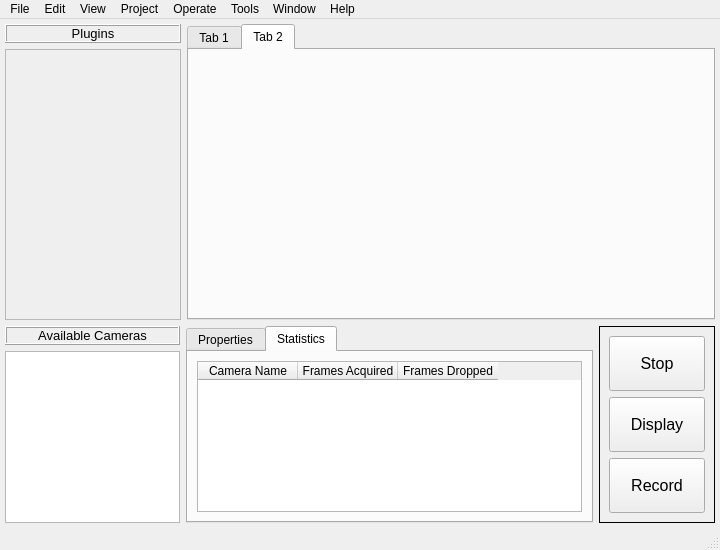
First picture: the form in UI/design/mainWindow.ui, repository nathanielnyema/rataGUI, before the edit.
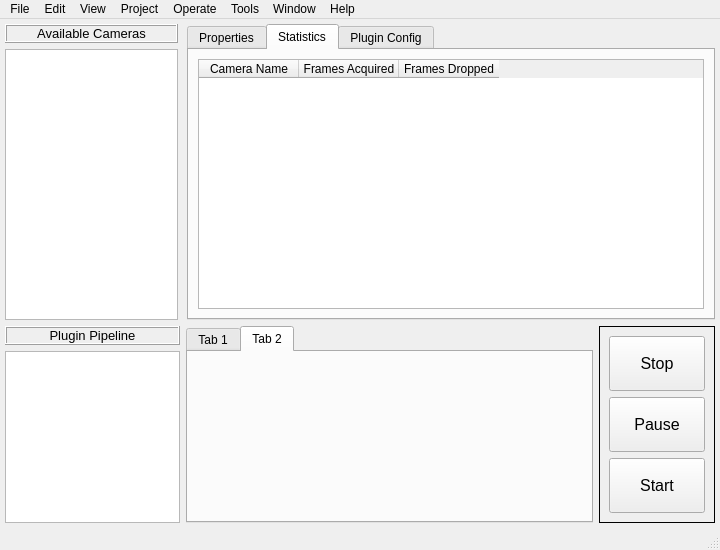
Second picture: the form after the edit. The open tabs and pages were chosen to show the change.

What changed in the file:
```diff
--- a/UI/design/mainWindow.ui
+++ b/UI/design/mainWindow.ui
@@ -34,81 +34,12 @@
      <number>5</number>
     </property>
     <item>
-     <layout class="QHBoxLayout" name="pluginControl" stretch="1,3">
-      <item>
-       <layout class="QVBoxLayout" name="pluginListLayout">
-        <item>
-         <widget class="QLabel" name="pluginListLabel">
-          <property name="font">
-           <font>
-            <pointsize>10</pointsize>
-           </font>
-          </property>
-          <property name="frameShape">
-           <enum>QFrame::Box</enum>
-          </property>
-          <property name="frameShadow">
-           <enum>QFrame::Raised</enum>
-          </property>
-          <property name="text">
-           <string>Plugins</string>
-          </property>
-          <property name="alignment">
-           <set>Qt::AlignCenter</set>
-          </property>
-         </widget>
-        </item>
-        <item>
-         <widget class="QScrollArea" name="pluginListArea">
-          <property name="widgetResizable">
-           <bool>true</bool>
-          </property>
-          <widget class="QWidget" name="plugin_list">
-           <property name="geometry">
-            <rect>
-             <x>0</x>
-             <y>0</y>
-             <width>172</width>
-             <height>273</height>
-            </rect>
-           </property>
-          </widget>
-         </widget>
-        </item>
-       </layout>
-      </item>
-      <item>
-       <widget class="QTabWidget" name="plugins">
-        <property name="currentIndex">
-         <number>1</number>
-        </property>
-        <widget class="QWidget" name="tab1">
-         <attribute name="title">
-          <string>Tab 1</string>
-         </attribute>
-        </widget>
-        <widget class="QWidget" name="tab2">
-         <attribute name="title">
-          <string>Tab 2</string>
-         </attribute>
-        </widget>
-       </widget>
-      </item>
-     </layout>
-    </item>
-    <item>
-     <layout class="QHBoxLayout" name="camControl" stretch="3,7,2">
-      <property name="sizeConstraint">
-       <enum>QLayout::SetMinimumSize</enum>
-      </property>
-      <property name="leftMargin">
-       <number>0</number>
-      </property>
-      <property name="rightMargin">
-       <number>0</number>
-      </property>
+     <layout class="QHBoxLayout" name="camControl" stretch="2,6">
       <item>
        <layout class="QVBoxLayout" name="camListLayout">
+        <property name="rightMargin">
+         <number>3</number>
+        </property>
         <item>
          <widget class="QLabel" name="camListLabel">
           <property name="font">
@@ -131,7 +62,14 @@
          </widget>
         </item>
         <item>
-         <widget class="QListView" name="cam_list"/>
+         <widget class="QListWidget" name="cam_list">
+          <property name="editTriggers">
+           <set>QAbstractItemView::NoEditTriggers</set>
+          </property>
+          <property name="sortingEnabled">
+           <bool>true</bool>
+          </property>
+         </widget>
         </item>
        </layout>
       </item>
@@ -203,6 +141,91 @@
           </item>
          </layout>
         </widget>
+        <widget class="QWidget" name="pluginConfigTab">
+         <attribute name="title">
+          <string>Plugin Config</string>
+         </attribute>
+        </widget>
+       </widget>
+      </item>
+     </layout>
+    </item>
+    <item>
+     <layout class="QHBoxLayout" name="pluginControl" stretch="3,7,2">
+      <property name="sizeConstraint">
+       <enum>QLayout::SetMinimumSize</enum>
+      </property>
+      <property name="leftMargin">
+       <number>0</number>
+      </property>
+      <property name="rightMargin">
+       <number>0</number>
+      </property>
+      <item>
+       <layout class="QVBoxLayout" name="pluginListLayout">
+        <property name="rightMargin">
+         <number>0</number>
+        </property>
+        <item>
+         <widget class="QLabel" name="pluginListLabel">
+          <property name="font">
+           <font>
+            <pointsize>10</pointsize>
+           </font>
+          </property>
+          <property name="frameShape">
+           <enum>QFrame::Box</enum>
+          </property>
+          <property name="frameShadow">
+           <enum>QFrame::Raised</enum>
+          </property>
+          <property name="text">
+           <string>Plugin Pipeline</string>
+          </property>
+          <property name="alignment">
+           <set>Qt::AlignCenter</set>
+          </property>
+         </widget>
+        </item>
+        <item>
+         <widget class="QListWidget" name="plugin_list">
+          <property name="editTriggers">
+           <set>QAbstractItemView::NoEditTriggers</set>
+          </property>
+          <property name="dragEnabled">
+           <bool>true</bool>
+          </property>
+          <property name="dragDropMode">
+           <enum>QAbstractItemView::DragDrop</enum>
+          </property>
+          <property name="defaultDropAction">
+           <enum>Qt::MoveAction</enum>
+          </property>
+         </widget>
+        </item>
+       </layout>
+      </item>
+      <item>
+       <widget class="QTabWidget" name="plugins">
+        <property name="sizePolicy">
+         <sizepolicy hsizetype="Expanding" vsizetype="Expanding">
+          <horstretch>0</horstretch>
+          <verstretch>0</verstretch>
+         </sizepolicy>
+        </property>
+        <property name="currentIndex">
+         <number>1</number>
+        </property>
+        <widget class="QWidget" name="tab1">
+         <attribute name="title">
+          <string>Tab 1</string>
+         </attribute>
+        </widget>
+        <widget class="QWidget" name="tab2">
+         <attribute name="title">
+          <string>Tab 2</string>
+         </attribute>
+        </widget>
        </widget>
       </item>
       <item>
@@ -264,7 +287,7 @@
             </font>
            </property>
            <property name="text">
-            <string>Display</string>
+            <string>Pause</string>
            </property>
           </widget>
          </item>
@@ -282,7 +305,7 @@
             </font>
            </property>
            <property name="text">
-            <string>Record</string>
+            <string>Start</string>
            </property>
           </widget>
          </item>
```
Left out of the diff: 6 changed lines with no effect on the pictures.
